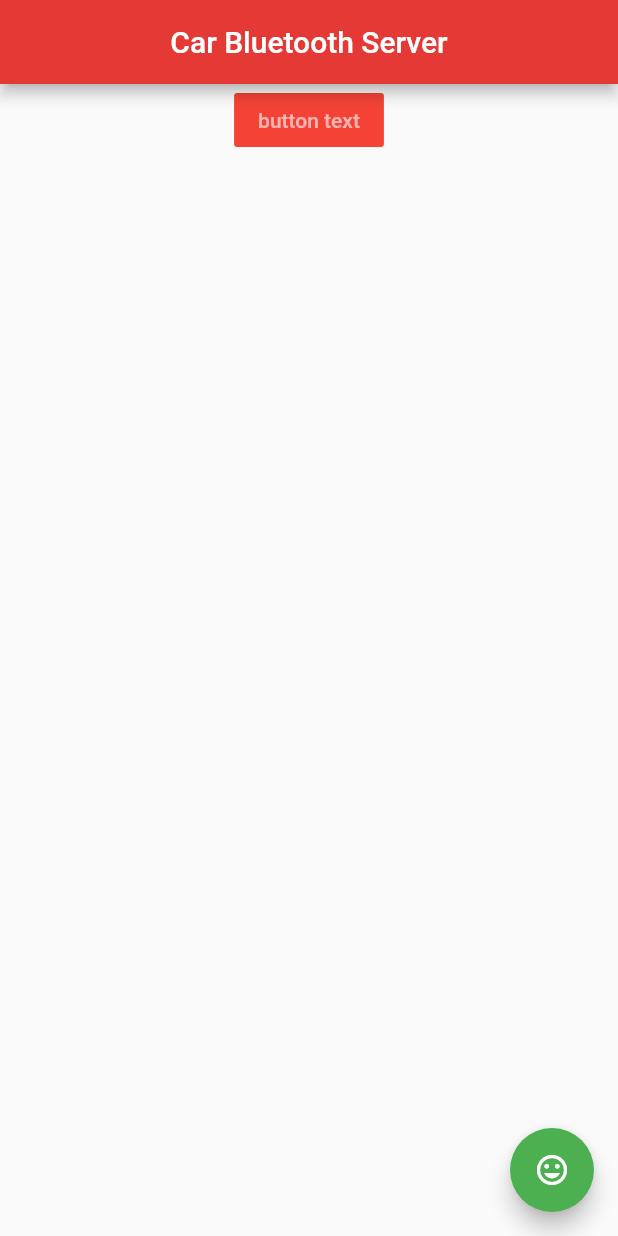
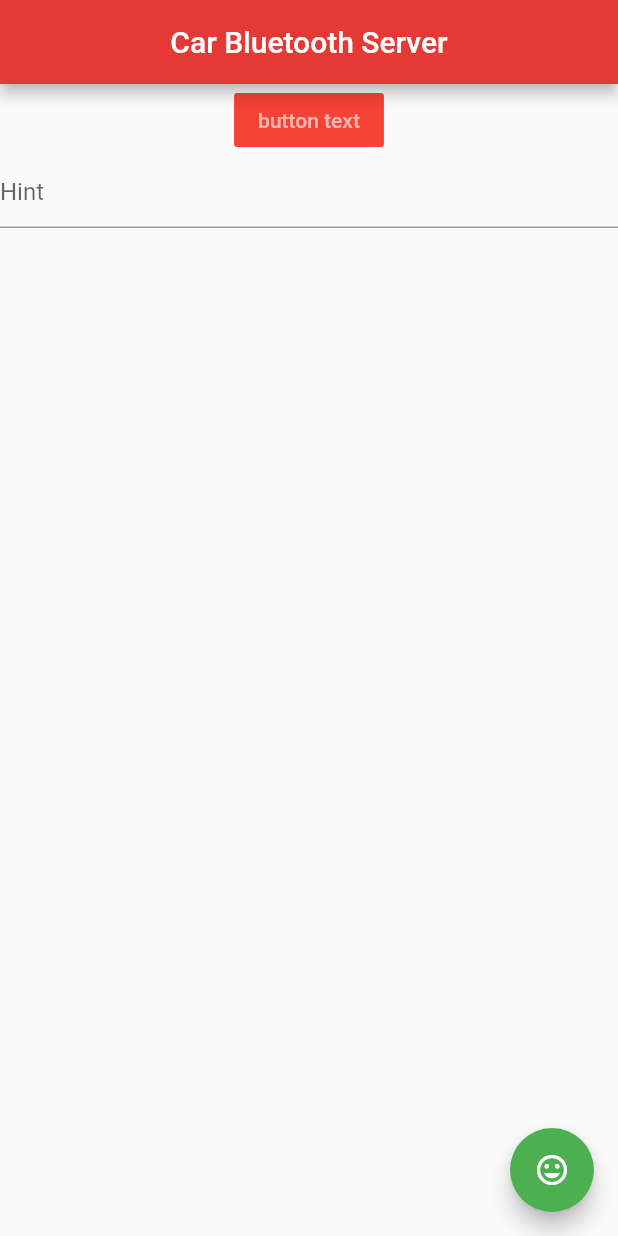
Before and after one commit to davebound/bluetooth_car, a Flutter app: the screen it shows after launch, on a phone screen of 412 x 824 dp. Run offline on Flutter 3.47's test engine with Material 2 defaults, Android fonts, the phone set to English and light mode, and no system bars.

Commit message:
Just messing with TextField

```diff
--- a/lib/server.dart
+++ b/lib/server.dart
@@ -5,6 +5,19 @@ import 'package:flutter/material.dart';
 class HomeServer extends StatelessWidget {
   // cant change over time      THIS SUPPORTS HOT RELOAD. DRIER CODE Dont Repeat Yourself DRY
   // test change to server branch
+
+  /*
+  TextEditingController controller;
+
+  @override
+  void initState() {
+    super.initState();
+    controller = TextEditingController(text: "Initi");
+
+  }
+
+   */
+
   @override
   Widget build(BuildContext context) {
     return Scaffold(
@@ -30,8 +43,19 @@ class HomeServer extends StatelessWidget {
                   ),
                   color: Colors.red,
                   hoverColor: Colors.blue
-                //elevation: 30,
-              )),
+                  //elevation: 30,
+                  )),
+          TextField(
+            //enabled:false,
+            //showCursor: false,
+            //controller:controller,
+            //maxLines:2
+            //child:Text('another button')
+            //color: Colors.red,
+            decoration: InputDecoration(
+              hintText: 'Hint',
+            ),
+          )
         ],
       ),
 
```
